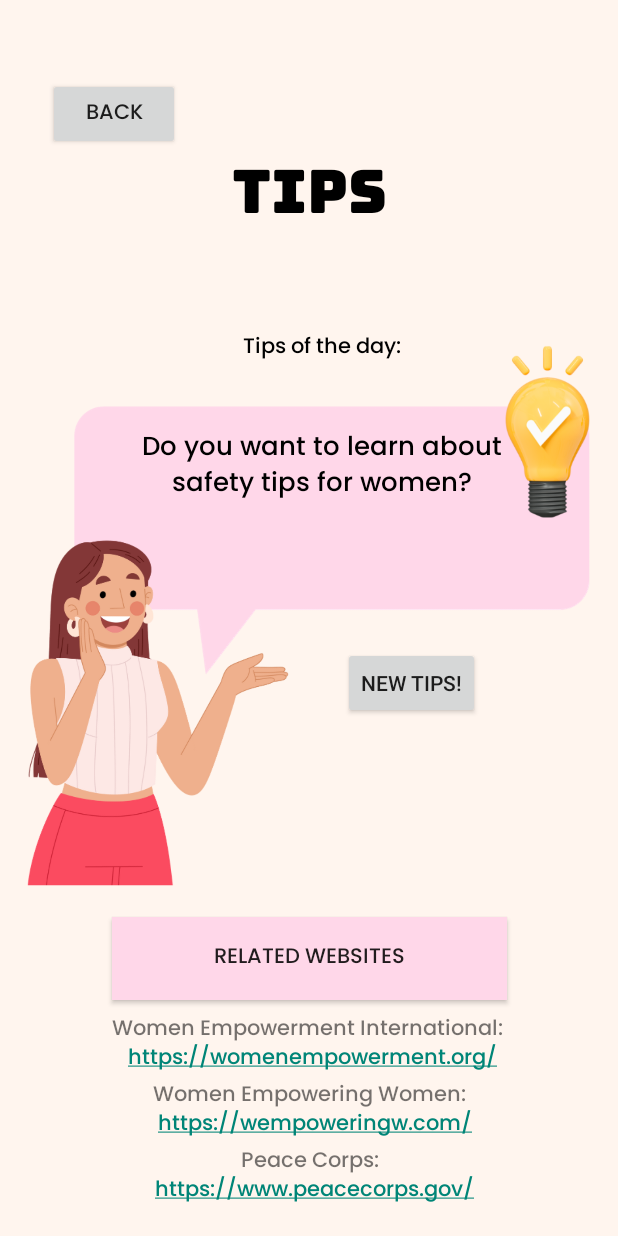
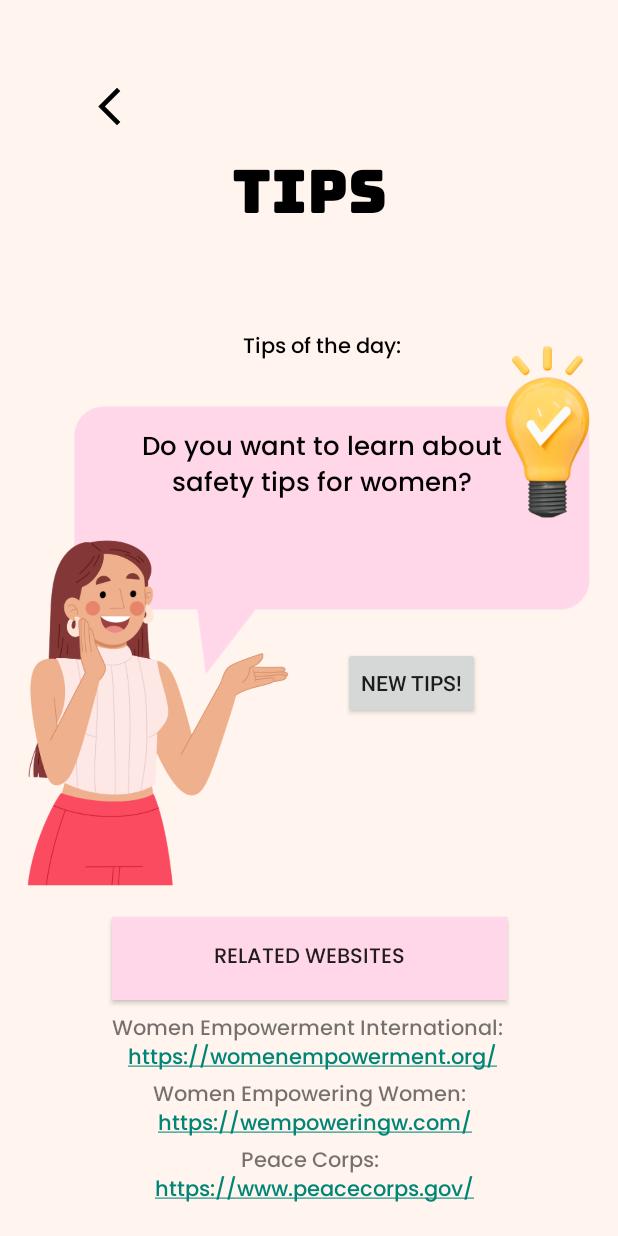
Before and after one commit to Churippo/SHE_SAFE, an Android app: the TipsPageActivity screen opened directly, with no data from a screen before it, on a phone screen of 412 x 824 dp. Run offline under Robolectric (Android 15) with nearby library versions, the phone set to English and light mode, and no system bars; 2 statements that could not run were skipped.

Commit message:
Track - Alimi

```diff
--- a/app/src/main/res/layout/activity_tips_page.xml
+++ b/app/src/main/res/layout/activity_tips_page.xml
@@ -21,14 +21,14 @@
         app:layout_constraintTop_toTopOf="parent"
         app:layout_constraintVertical_bias="0.105" />
 
-    <Button
-        android:id="@+id/button"
+    <ImageView
+        android:id="@+id/btn_back"
         android:layout_width="wrap_content"
         android:layout_height="wrap_content"
-        android:layout_marginTop="52dp"
-        android:layout_marginEnd="292dp"
+        android:layout_marginTop="56dp"
+        android:layout_marginEnd="324dp"
+        android:background="@drawable/baseline_arrow_back_ios_new_24"
         android:fontFamily="@font/poppins_medium"
-        android:text="Back"
         app:layout_constraintEnd_toEndOf="parent"
         app:layout_constraintTop_toTopOf="parent" />
 
```
Also changed, not shown: app/src/main/java/com/example/she_safe/TipsPageActivity.java (+11 -0 lines).
